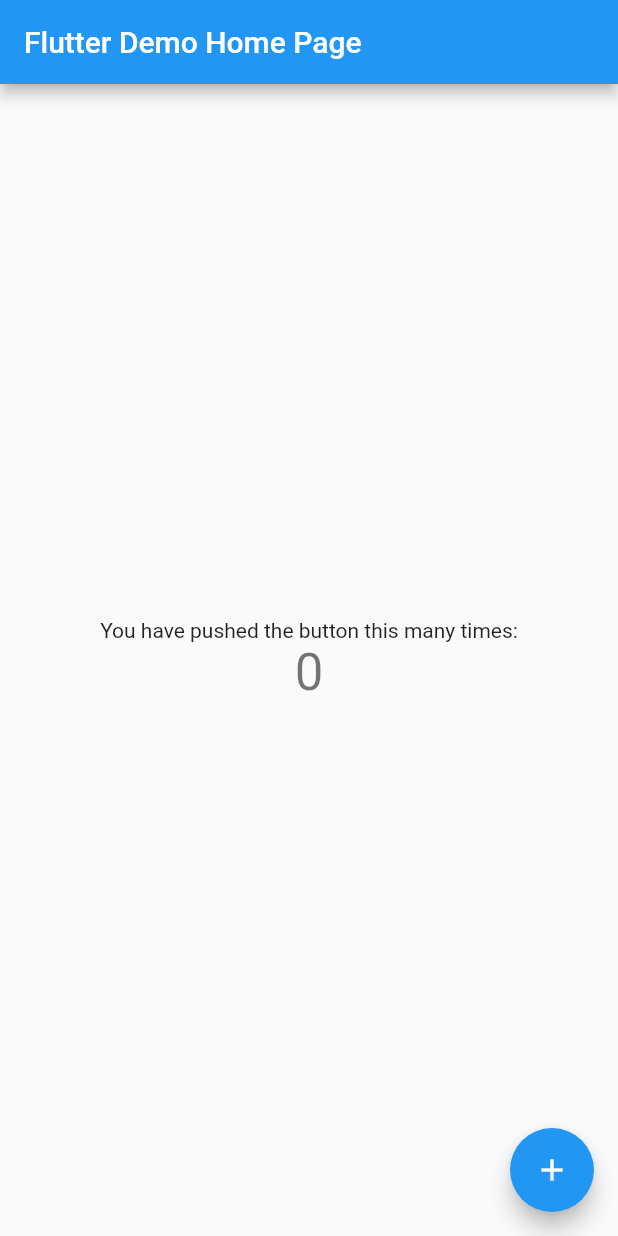
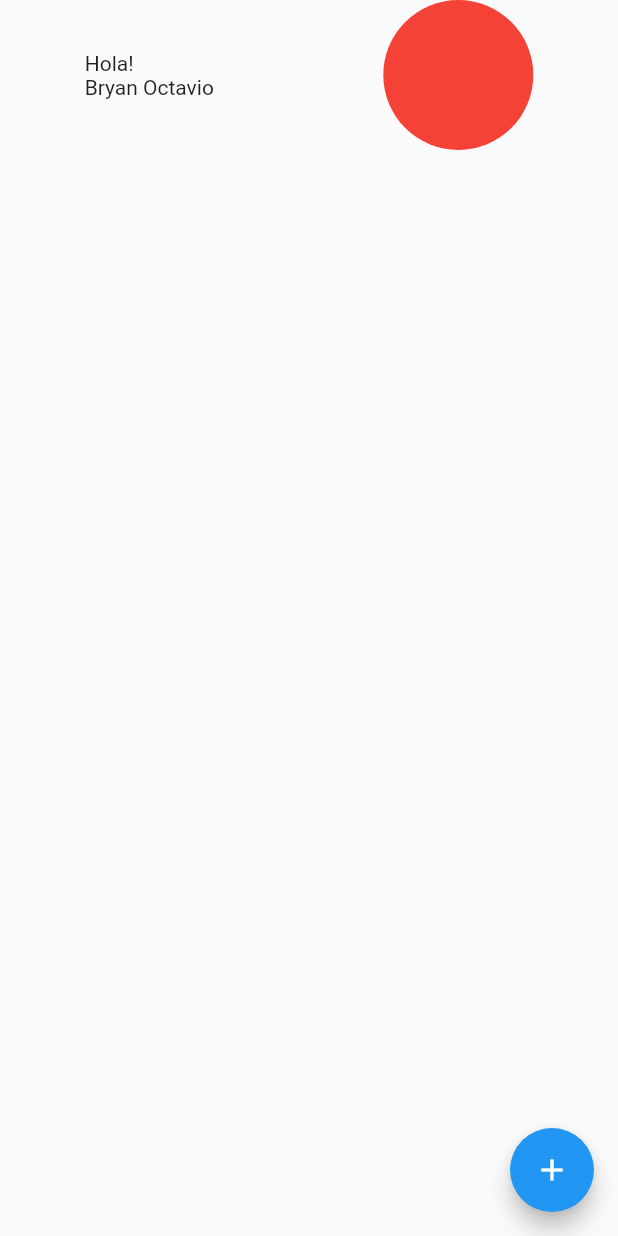
Before and after one commit to Tesam/my_stats, a Flutter app: the screen it shows after launch, on a phone screen of 412 x 824 dp. Run offline on Flutter 3.47's test engine with Material 2 defaults, Android fonts, the phone set to English and light mode, and no system bars.

Commit message:
refactor(home_appbar): add basic home appbar content

```diff
--- /dev/null
+++ b/lib/home/ui/widgets/home_appbar.dart
@@ -0,0 +1,41 @@
+import 'package:flutter/material.dart';
+
+class HomeAppbar extends StatelessWidget {
+  static const greeting = "Hola!";
+  String userName;
+  String userImage;
+
+  HomeAppbar(this.userName, this.userImage);
+
+  @override
+  Widget build(BuildContext context) {
+    return Row(
+        mainAxisAlignment: MainAxisAlignment.spaceAround,
+        crossAxisAlignment: CrossAxisAlignment.center,
+        children: [
+          Column(
+            crossAxisAlignment: CrossAxisAlignment.start,
+            mainAxisSize: MainAxisSize.min,
+            children: [
+              Container(
+                child: Text(
+                  greeting,
+                  textAlign: TextAlign.left,
+                ),
+              ),
+              Container(
+                child: Text(
+                  userName,
+                  textAlign: TextAlign.left,
+                ),
+              )
+            ],
+          ),
+          CircleAvatar(
+          radius: 50,
+          backgroundColor: Colors.red,
+          ),
+        ]
+      );
+  }
+}
--- a/lib/main.dart
+++ b/lib/main.dart
@@ -1,4 +1,6 @@
 import 'package:flutter/material.dart';
+
+import 'package:my_stats/home/ui/widgets/home_appbar.dart';
 
 void main() {
   runApp(MyApp());
@@ -72,41 +74,7 @@
     // fast, so that you can just rebuild anything that needs updating rather
     // than having to individually change instances of widgets.
     return Scaffold(
-      appBar: AppBar(
-        // Here we take the value from the MyHomePage object that was created by
-        // the App.build method, and use it to set our appbar title.
-        title: Text(widget.title),
-      ),
-      body: Center(
-        // Center is a layout widget. It takes a single child and positions it
-        // in the middle of the parent.
-        child: Column(
-          // Column is also a layout widget. It takes a list of children and
-          // arranges them vertically. By default, it sizes itself to fit its
-          // children horizontally, and tries to be as tall as its parent.
-          //
-          // Invoke "debug painting" (press "p" in the console, choose the
-          // "Toggle Debug Paint" action from the Flutter Inspector in Android
-          // Studio, or the "Toggle Debug Paint" command in Visual Studio Code)
-          // to see the wireframe for each widget.
-          //
-          // Column has various properties to control how it sizes itself and
-          // how it positions its children. Here we use mainAxisAlignment to
-          // center the children vertically; the main axis here is the vertical
-          // axis because Columns are vertical (the cross axis would be
-          // horizontal).
-          mainAxisAlignment: MainAxisAlignment.center,
-          children: <Widget>[
-            Text(
-              'You have pushed the button this many times:',
-            ),
-            Text(
-              '$_counter',
-              style: Theme.of(context).textTheme.headline4,
-            ),
-          ],
-        ),
-      ),
+      body: HomeAppbar("Bryan Octavio",""),
       floatingActionButton: FloatingActionButton(
         onPressed: _incrementCounter,
         tooltip: 'Increment',
```
